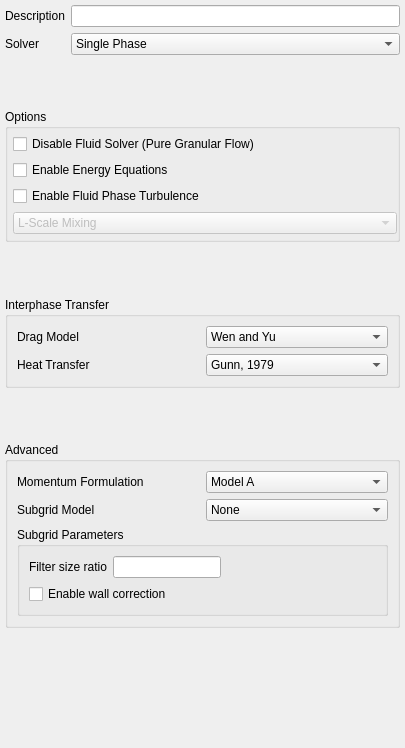
The window that gui/uifiles/model.ui (truongd8593/mfix) describes before a commit, drawn with Qt 5.
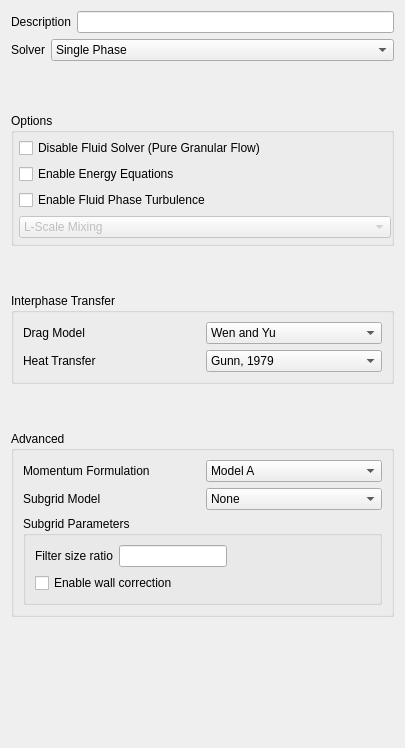
The same window after the commit. Custom widgets are drawn as their Qt base class.

Commit message: layout tweaks (conserve width)

What changed in the file:
```diff
--- a/gui/uifiles/model.ui
+++ b/gui/uifiles/model.ui
@@ -10,32 +10,24 @@
     <height>748</height>
    </rect>
   </property>
-  <layout class="QGridLayout" name="gridLayout_2">
-   <property name="leftMargin">
-    <number>5</number>
-   </property>
-   <property name="topMargin">
-    <number>5</number>
-   </property>
-   <property name="rightMargin">
-    <number>5</number>
-   </property>
-   <property name="bottomMargin">
-    <number>0</number>
-   </property>
-   <item row="0" column="0">
-    <layout class="QGridLayout" name="gridLayout_5">
-     <item row="0" column="0">
+  <layout class="QVBoxLayout" name="verticalLayout">
+   <item>
+    <layout class="QHBoxLayout" name="horizontalLayout">
+     <item>
       <widget class="QLabel" name="label_description">
        <property name="text">
         <string>Description</string>
        </property>
       </widget>
      </item>
-     <item row="0" column="1">
+     <item>
       <widget class="LineEdit" name="combobox_keyword_description"/>
      </item>
-     <item row="1" column="0">
+    </layout>
+   </item>
+   <item>
+    <layout class="QHBoxLayout" name="horizontalLayout_2">
+     <item>
       <widget class="QLabel" name="label_6">
        <property name="sizePolicy">
         <sizepolicy hsizetype="Maximum" vsizetype="Preferred">
@@ -48,7 +40,7 @@
        </property>
       </widget>
      </item>
-     <item row="1" column="1">
+     <item>
       <widget class="ComboBox" name="combobox_solver">
        <item>
         <property name="text">
@@ -79,7 +71,7 @@
      </item>
     </layout>
    </item>
-   <item row="1" column="0">
+   <item>
     <spacer name="verticalSpacer">
      <property name="orientation">
       <enum>Qt::Vertical</enum>
@@ -92,7 +84,7 @@
      </property>
     </spacer>
    </item>
-   <item row="2" column="0">
+   <item>
     <widget class="QGroupBox" name="groupBox_options">
      <property name="title">
       <string>Options</string>
@@ -154,7 +146,7 @@
      </layout>
     </widget>
    </item>
-   <item row="3" column="0">
+   <item>
     <spacer name="verticalSpacer_9">
      <property name="orientation">
       <enum>Qt::Vertical</enum>
@@ -167,7 +159,7 @@
      </property>
     </spacer>
    </item>
-   <item row="4" column="0">
+   <item>
     <widget class="QGroupBox" name="groupbox_interphase">
      <property name="title">
       <string>Interphase Transfer</string>
@@ -211,7 +203,7 @@
      </layout>
     </widget>
    </item>
-   <item row="5" column="0">
+   <item>
     <spacer name="verticalSpacer_10">
      <property name="orientation">
       <enum>Qt::Vertical</enum>
@@ -224,7 +216,7 @@
      </property>
     </spacer>
    </item>
-   <item row="6" column="0">
+   <item>
     <widget class="QGroupBox" name="groupBox_advanced">
      <property name="title">
       <string>Advanced</string>
@@ -343,7 +335,7 @@
      </layout>
     </widget>
    </item>
-   <item row="7" column="0">
+   <item>
     <spacer name="verticalSpacer_3">
      <property name="orientation">
       <enum>Qt::Vertical</enum>
```
